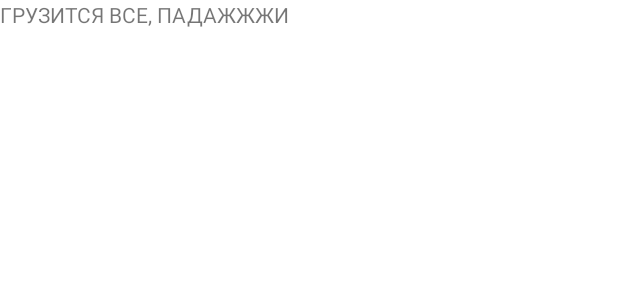
After one commit to IrinaMank/ariadne, an Android app: the layout layout_progress.xml on its own in the app's theme, with its tools: preview values and no code run, on a phone screen of 412 x 824 dp. The commit adds this screen. Shown: the top 300 px of the screen. Run offline under Robolectric (Android 15) with nearby library versions, the phone set to English and light mode, and no system bars.

Commit message:
add progress

```diff
--- /dev/null
+++ b/app/src/main/res/layout/layout_progress.xml
@@ -0,0 +1,13 @@
+<?xml version="1.0" encoding="utf-8"?>
+<FrameLayout
+    xmlns:android="http://schemas.android.com/apk/res/android"
+    xmlns:app="http://schemas.android.com/apk/res-auto"
+    android:layout_width="match_parent"
+    android:layout_height="match_parent"
+    android:background="#fff">
+
+    <TextView
+        android:layout_width="match_parent"
+        android:layout_height="match_parent"
+        android:text="ГРУЗИТСЯ ВСЕ, ПАДАЖЖЖИ"/>
+</FrameLayout>
```
Also changed, not shown: app/src/main/java/com/zapir/ariadne/presenter/search/SearchViewModel.kt (+13 -1 lines), app/src/main/java/com/zapir/ariadne/presenter/search/WaypointsState.kt (added, +9 -0 lines), app/src/main/java/com/zapir/ariadne/ui/search/SearchFragment.kt (+37 -4 lines), app/src/main/res/layout/fragment_search.xml (+8 -0 lines).
